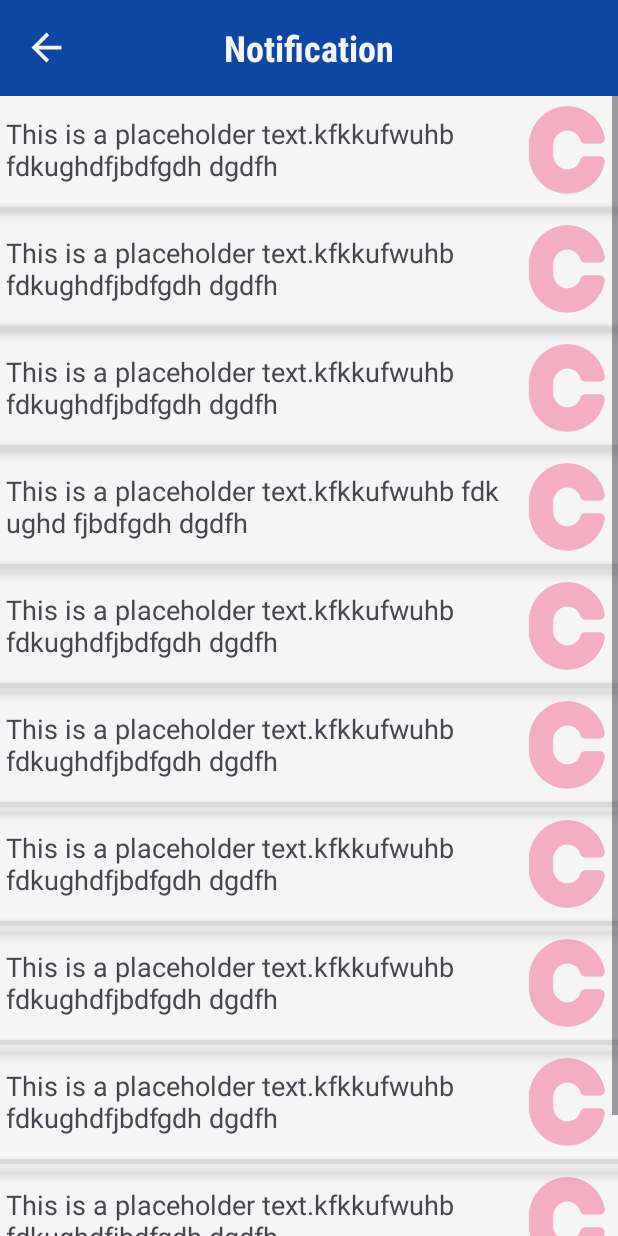
After one commit to TVirus11/TeachersClub-App, an Android app: the NotificationActivity screen opened directly, with no data from a screen before it, on a phone screen of 412 x 824 dp. The commit adds this screen. Run offline under Robolectric (Android 15) with nearby library versions, the phone set to English and light mode, and no system bars; our stand-ins replace AdMob.

Commit message:
NotificationsActivity

```diff
--- a/app/src/main/AndroidManifest.xml
+++ b/app/src/main/AndroidManifest.xml
@@ -24,7 +24,9 @@
         android:supportsRtl="true"
         android:theme="@style/Theme.TeachersClub"
         tools:targetApi="31">
-
+        <activity
+            android:name=".NotificationActivity"
+            android:exported="false" />
         <activity
             android:name=".SettingsActivity"
             android:exported="false"
@@ -71,7 +73,7 @@
 
         <meta-data
             android:name="com.google.android.gms.ads.APPLICATION_ID"
-            android:value="ca-app-pub-3940256099942544~3347511713" /> <!--Test app ID-->
+            android:value="ca-app-pub-3940256099942544~3347511713" />
     </application>
 
 </manifest>
--- a/app/src/main/java/com/saurtech/teachersclub/MainActivity.java
+++ b/app/src/main/java/com/saurtech/teachersclub/MainActivity.java
@@ -36,7 +36,6 @@ public class MainActivity extends AppCompatActivity implements NavigationView.On
     RatingBar ratingsBar;
     ImageView settingsMain, notiMain;
     EditText search;
-
     TextView aTViewAll, cViewAll, nViewAll;
 
     @Override
@@ -45,13 +44,37 @@ public class MainActivity extends AppCompatActivity implements NavigationView.On
         setContentView(R.layout.activity_main);
 
         settingsMain = findViewById(R.id.settingsMain);
+        settingsMain.setOnClickListener(v -> {
+            Intent settingsIntent = new Intent(MainActivity.this, SettingsActivity.class);
+            startActivity(settingsIntent);
+            finish();
+        });
+
         notiMain = findViewById(R.id.notificationMain);
+        notiMain.setOnClickListener(v -> {
+            Intent notiIntent = new Intent(MainActivity.this, NotificationActivity.class);
+            startActivity(notiIntent);
+            finish();
+        });
 
         search = findViewById(R.id.searchMain);
 
         aTViewAll = findViewById(R.id.availableTeachersViewAll);
+
+
         cViewAll = findViewById(R.id.courseViewAllTV);
+        cViewAll.setOnClickListener(v -> {
+            Intent mainCoursesIntent = new Intent(MainActivity.this, CoursesActivity.class);
+            startActivity(mainCoursesIntent);
+            finish();
+        });
+
         nViewAll = findViewById(R.id.notesViewAllTV);
+        nViewAll.setOnClickListener(v -> {
+            Intent mainNotesIntent = new Intent(MainActivity.this, NotesActivity.class);
+            startActivity(mainNotesIntent);
+            finish();
+        });
 
         //App Check
         FirebaseApp.initializeApp(this);
--- /dev/null
+++ b/app/src/main/java/com/saurtech/teachersclub/NotificationActivity.java
@@ -0,0 +1,49 @@
+package com.saurtech.teachersclub;
+
+import androidx.appcompat.app.AppCompatActivity;
+import androidx.appcompat.widget.Toolbar;
+
+import android.content.Intent;
+import android.os.Bundle;
+import android.widget.ImageView;
+
+import com.google.android.gms.ads.AdRequest;
+import com.google.android.gms.ads.AdSize;
+import com.google.android.gms.ads.AdView;
+import com.google.android.gms.ads.MobileAds;
+
+public class NotificationActivity extends AppCompatActivity {
+
+    @Override
+    protected void onCreate(Bundle savedInstanceState) {
+        super.onCreate(savedInstanceState);
+        setContentView(R.layout.activity_notification);
+
+        Toolbar toolbar = findViewById(R.id.notificationToolbar);
+        setSupportActionBar(toolbar);
+        if (getSupportActionBar() != null) {
+            getSupportActionBar().setDisplayShowTitleEnabled(false);
+        }
+
+        ImageView notiBackArrow = findViewById(R.id.noti_back_arrow);
+        notiBackArrow.setOnClickListener(v -> {
+            Intent backMainIntent = new Intent(NotificationActivity.this, MainActivity.class);
+            startActivity(backMainIntent);
+            finish();
+        });
+
+
+        //Add
+        MobileAds.initialize(this, initializationStatus -> {
+        });
+
+        AdView adView = new AdView(this);
+        adView.setAdSize(AdSize.BANNER);
+        adView.setAdUnitId("ca-app-pub-3940256099942544/6300978111"); //Test Ad Unit ID
+
+        adView = findViewById(R.id.adViewNotes);
+        AdRequest adRequest = new AdRequest.Builder().build();
+        adView.loadAd(adRequest);
+        //Add
+    }
+}
--- /dev/null
+++ b/app/src/main/res/layout/activity_notification.xml
@@ -0,0 +1,410 @@
+<?xml version="1.0" encoding="utf-8"?>
+<androidx.constraintlayout.widget.ConstraintLayout xmlns:android="http://schemas.android.com/apk/res/android"
+    xmlns:app="http://schemas.android.com/apk/res-auto"
+    xmlns:tools="http://schemas.android.com/tools"
+    android:layout_width="match_parent"
+    android:layout_height="match_parent"
+    android:background="@color/color_secondary"
+    tools:context=".NotificationActivity">
+
+    <androidx.appcompat.widget.Toolbar
+        android:id="@+id/notificationToolbar"
+        android:layout_width="match_parent"
+        android:layout_height="wrap_content"
+        android:background="@color/color_primary"
+        android:elevation="5dp"
+        app:layout_constraintEnd_toEndOf="parent"
+        app:layout_constraintStart_toStartOf="parent"
+        app:layout_constraintTop_toTopOf="parent">
+
+        <ImageView
+            android:id="@+id/noti_back_arrow"
+            android:layout_width="wrap_content"
+            android:layout_height="wrap_content"
+            android:layout_marginStart="16dp"
+            android:layout_marginTop="16dp"
+            android:contentDescription="@string/back"
+            android:src="@drawable/back"
+            app:tint="@color/color_secondary" />
+
+        <TextView
+            android:layout_width="wrap_content"
+            android:layout_height="wrap_content"
+            android:layout_gravity="center"
+            android:fontFamily="sans-serif-condensed-medium"
+            android:text="@string/notification"
+            android:textColor="@color/color_secondary"
+            android:textSize="24sp"
+            android:textStyle="bold" />
+
+    </androidx.appcompat.widget.Toolbar>
+
+    <ScrollView
+        android:layout_width="match_parent"
+        android:layout_height="wrap_content"
+        app:layout_constraintEnd_toEndOf="parent"
+        app:layout_constraintStart_toStartOf="parent"
+        app:layout_constraintTop_toTopOf="parent">
+
+        <LinearLayout
+            android:layout_width="match_parent"
+            android:layout_height="wrap_content"
+            android:orientation="vertical">
+
+            <LinearLayout
+                android:id="@+id/noti_1"
+                android:layout_width="match_parent"
+                android:layout_height="wrap_content"
+                android:layout_marginTop="70dp"
+                android:orientation="horizontal">
+
+                <TextView
+                    android:layout_width="0dp"
+                    android:layout_height="wrap_content"
+                    android:layout_gravity="center"
+                    android:layout_marginStart="4dp"
+                    android:layout_weight="1"
+                    android:text="This is a placeholder text.kfkkufwuhb fdkughdfjbdfgdh dgdfh"
+                    android:textSize="18sp"
+                    android:textStyle="normal" />
+
+                <ImageView
+                    android:layout_width="60dp"
+                    android:layout_height="60dp"
+                    android:layout_gravity="center"
+                    android:layout_marginEnd="4dp"
+                    android:src="@drawable/c" />
+
+            </LinearLayout>
+
+            <View
+                android:id="@+id/div1"
+                android:layout_width="match_parent"
+                android:layout_height="3dp"
+                android:layout_marginTop="8dp"
+                android:background="@color/color_tertiary"
+                android:elevation="5dp" />
+
+            <LinearLayout
+                android:id="@+id/noti_2"
+                android:layout_width="match_parent"
+                android:layout_height="wrap_content"
+                android:layout_marginTop="8dp"
+                android:orientation="horizontal">
+
+                <TextView
+                    android:layout_width="0dp"
+                    android:layout_height="wrap_content"
+                    android:layout_gravity="center"
+                    android:layout_marginStart="4dp"
+                    android:layout_weight="1"
+                    android:text="This is a placeholder text.kfkkufwuhb fdkughdfjbdfgdh dgdfh"
+                    android:textSize="18sp"
+                    android:textStyle="normal" />
+
+                <ImageView
+                    android:layout_width="60dp"
+                    android:layout_height="60dp"
+                    android:layout_gravity="center"
+                    android:layout_marginEnd="4dp"
+                    android:src="@drawable/c" />
+
+            </LinearLayout>
+
+            <View
+                android:id="@+id/div2"
+                android:layout_width="match_parent"
+                android:layout_height="3dp"
+                android:layout_marginTop="8dp"
+                android:background="@color/color_tertiary"
+                android:elevation="5dp" />
+
+            <LinearLayout
+                android:id="@+id/noti_3"
+                android:layout_width="match_parent"
+                android:layout_height="wrap_content"
+                android:layout_marginTop="8dp"
+                android:orientation="horizontal">
+
+                <TextView
+                    android:layout_width="0dp"
+                    android:layout_height="wrap_content"
+                    android:layout_gravity="center"
+                    android:layout_marginStart="4dp"
+                    android:layout_weight="1"
+                    android:text="This is a placeholder text.kfkkufwuhb fdkughdfjbdfgdh dgdfh"
+                    android:textSize="18sp"
+                    android:textStyle="normal" />
+
+                <ImageView
+                    android:layout_width="60dp"
+                    android:layout_height="60dp"
+                    android:layout_gravity="center"
+                    android:layout_marginEnd="4dp"
+                    android:src="@drawable/c" />
+
+            </LinearLayout>
+
+            <View
+                android:id="@+id/div3"
+                android:layout_width="match_parent"
+                android:layout_height="3dp"
+                android:layout_marginTop="8dp"
+                android:background="@color/color_tertiary"
+                android:elevation="5dp" />
+
+            <LinearLayout
+                android:id="@+id/noti_4"
+                android:layout_width="match_parent"
+                android:layout_height="wrap_content"
+                android:layout_marginTop="8dp"
+                android:orientation="horizontal">
+
+                <TextView
+                    android:layout_width="0dp"
+                    android:layout_height="wrap_content"
+                    android:layout_gravity="center"
+                    android:layout_marginStart="4dp"
+                    android:layout_weight="1"
+                    android:text="This is a placeholder text.kfkkufwuhb fdk ughd fjbdfgdh dgdfh"
+                    android:textSize="18sp"
+                    android:textStyle="normal" />
+
+                <ImageView
+                    android:layout_width="60dp"
+                    android:layout_height="60dp"
+                    android:layout_gravity="center"
+                    android:layout_marginEnd="4dp"
+                    android:src="@drawable/c" />
+
+            </LinearLayout>
+
+            <View
+                android:id="@+id/div4"
+                android:layout_width="match_parent"
+                android:layout_height="3dp"
+                android:layout_marginTop="8dp"
+                android:background="@color/color_tertiary"
+                android:elevation="5dp" />
+
+            <LinearLayout
+                android:id="@+id/noti_5"
+                android:layout_width="match_parent"
+                android:layout_height="wrap_content"
+                android:layout_marginTop="8dp"
+                android:orientation="horizontal">
+
+                <TextView
+                    android:layout_width="0dp"
+                    android:layout_height="wrap_content"
+                    android:layout_gravity="center"
+                    android:layout_marginStart="4dp"
+                    android:layout_weight="1"
+                    android:text="This is a placeholder text.kfkkufwuhb fdkughdfjbdfgdh dgdfh"
+                    android:textSize="18sp"
+                    android:textStyle="normal" />
+
+                <ImageView
+                    android:layout_width="60dp"
+                    android:layout_height="60dp"
+                    android:layout_gravity="center"
+                    android:layout_marginEnd="4dp"
+                    android:src="@drawable/c" />
+
+            </LinearLayout>
+
+            <View
+                android:id="@+id/div5"
+                android:layout_width="match_parent"
+                android:layout_height="3dp"
+                android:layout_marginTop="8dp"
+                android:background="@color/color_tertiary"
+                android:elevation="5dp" />
+
+            <LinearLayout
+                android:id="@+id/noti_6"
+                android:layout_width="match_parent"
+                android:layout_height="wrap_content"
+                android:layout_marginTop="8dp"
+                android:orientation="horizontal">
+
+                <TextView
+                    android:layout_width="0dp"
+                    android:layout_height="wrap_content"
+                    android:layout_gravity="center"
+                    android:layout_marginStart="4dp"
+                    android:layout_weight="1"
+                    android:text="This is a placeholder text.kfkkufwuhb fdkughdfjbdfgdh dgdfh"
+                    android:textSize="18sp"
+                    android:textStyle="normal" />
+
+                <ImageView
+                    android:layout_width="60dp"
+                    android:layout_height="60dp"
+                    android:layout_gravity="center"
+                    android:layout_marginEnd="4dp"
+                    android:src="@drawable/c" />
+
+            </LinearLayout>
+
+            <View
+                android:id="@+id/div6"
+                android:layout_width="match_parent"
+                android:layout_height="3dp"
+                android:layout_marginTop="8dp"
+                android:background="@color/color_tertiary"
+                android:elevation="5dp" />
+
+            <LinearLayout
+                android:id="@+id/noti_7"
+                android:layout_width="match_parent"
+                android:layout_height="wrap_content"
+                android:layout_marginTop="8dp"
+                android:orientation="horizontal">
+
+                <TextView
+                    android:layout_width="0dp"
+                    android:layout_height="wrap_content"
+                    android:layout_gravity="center"
+                    android:layout_marginStart="4dp"
+                    android:layout_weight="1"
+                    android:text="This is a placeholder text.kfkkufwuhb fdkughdfjbdfgdh dgdfh"
+                    android:textSize="18sp"
+                    android:textStyle="normal" />
+
+                <ImageView
+                    android:layout_width="60dp"
+                    android:layout_height="60dp"
+                    android:layout_gravity="center"
+                    android:layout_marginEnd="4dp"
+                    android:src="@drawable/c" />
+
+            </LinearLayout>
+
+            <View
+                android:id="@+id/div7"
+                android:layout_width="match_parent"
+                android:layout_height="3dp"
+                android:layout_marginTop="8dp"
+                android:background="@color/color_tertiary"
+                android:elevation="5dp" />
+
+            <LinearLayout
+                android:id="@+id/noti_8"
+                android:layout_width="match_parent"
+                android:layout_height="wrap_content"
+                android:layout_marginTop="8dp"
+                android:orientation="horizontal">
+
+                <TextView
+                    android:layout_width="0dp"
+                    android:layout_height="wrap_content"
+                    android:layout_gravity="center"
+                    android:layout_marginStart="4dp"
+                    android:layout_weight="1"
+                    android:text="This is a placeholder text.kfkkufwuhb fdkughdfjbdfgdh dgdfh"
+                    android:textSize="18sp"
+                    android:textStyle="normal" />
+
+                <ImageView
+                    android:layout_width="60dp"
+                    android:layout_height="60dp"
+                    android:layout_gravity="center"
+                    android:layout_marginEnd="4dp"
+                    android:src="@drawable/c" />
+
+            </LinearLayout>
+
+            <View
+                android:id="@+id/div8"
+                android:layout_width="match_parent"
+                android:layout_height="3dp"
+                android:layout_marginTop="8dp"
+                android:background="@color/color_tertiary"
+                android:elevation="5dp" />
+
+            <LinearLayout
+                android:id="@+id/noti_9"
+                android:layout_width="match_parent"
+                android:layout_height="wrap_content"
+                android:layout_marginTop="8dp"
+                android:orientation="horizontal">
+
+                <TextView
+                    android:layout_width="0dp"
+                    android:layout_height="wrap_content"
+                    android:layout_gravity="center"
+                    android:layout_marginStart="4dp"
+                    android:layout_weight="1"
+                    android:text="This is a placeholder text.kfkkufwuhb fdkughdfjbdfgdh dgdfh"
+                    android:textSize="18sp"
+                    android:textStyle="normal" />
+
+                <ImageView
+                    android:layout_width="60dp"
+                    android:layout_height="60dp"
+                    android:layout_gravity="center"
+                    android:layout_marginEnd="4dp"
+                    android:src="@drawable/c" />
+
+            </LinearLayout>
+
+            <View
+                android:id="@+id/div9"
+                android:layout_width="match_parent"
+                android:layout_height="3dp"
+                android:layout_marginTop="8dp"
+                android:background="@color/color_tertiary"
+                android:elevation="5dp" />
+
+            <LinearLayout
+                android:id="@+id/noti_10"
+                android:layout_width="match_parent"
+                android:layout_height="wrap_content"
+                android:layout_marginTop="8dp"
+                android:orientation="horizontal">
+
+                <TextView
+                    android:layout_width="0dp"
+                    android:layout_height="wrap_content"
+                    android:layout_gravity="center"
+                    android:layout_marginStart="4dp"
+                    android:layout_weight="1"
+                    android:text="This is a placeholder text.kfkkufwuhb fdkughdfjbdfgdh dgdfh"
+                    android:textSize="18sp"
+                    android:textStyle="normal" />
+
+                <ImageView
+                    android:layout_width="60dp"
+                    android:layout_height="60dp"
+                    android:layout_gravity="center"
+                    android:layout_marginEnd="4dp"
+                    android:src="@drawable/c" />
+
+            </LinearLayout>
+
+            <View
+                android:id="@+id/div10"
+                android:layout_width="match_parent"
+                android:layout_height="3dp"
+                android:layout_marginTop="8dp"
+                android:layout_marginBottom="58dp"
+                android:background="@color/color_tertiary"
+                android:elevation="5dp" />
+
+        </LinearLayout>
+
+    </ScrollView>
+
+    <!--Test Ad Unit ID-->
+    <com.google.android.gms.ads.AdView xmlns:ads="http://schemas.android.com/apk/res-auto"
+        android:id="@+id/adViewNotes"
+        android:layout_width="match_parent"
+        android:layout_height="wrap_content"
+        ads:adSize="BANNER"
+        ads:adUnitId="ca-app-pub-3940256099942544/6300978111"
+        ads:layout_constraintBottom_toBottomOf="parent"
+        ads:layout_constraintEnd_toEndOf="parent"
+        ads:layout_constraintStart_toStartOf="parent" />
+
+</androidx.constraintlayout.widget.ConstraintLayout>
--- a/app/src/main/res/values/strings.xml
+++ b/app/src/main/res/values/strings.xml
@@ -142,6 +142,7 @@
     <string name="ad_unit_id_notes">ca-app-pub-4040977291751617/5552605464</string>
     <string name="ad_unit_id_about_us">ca-app-pub-4040977291751617/9986512791</string>
     <string name="ad_unit_id_courses">ca-app-pub-4040977291751617/2177758237</string>
+    <string name="ad_unit_id_notification">ca-app-pub-4040977291751617/4106304614</string>
     <!--Google AdMob-->
 
     <string name="free_course">Free Course</string>
```
